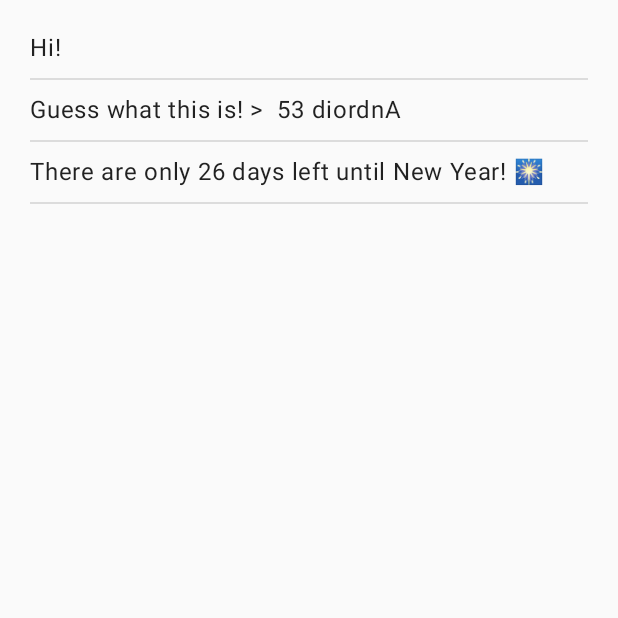
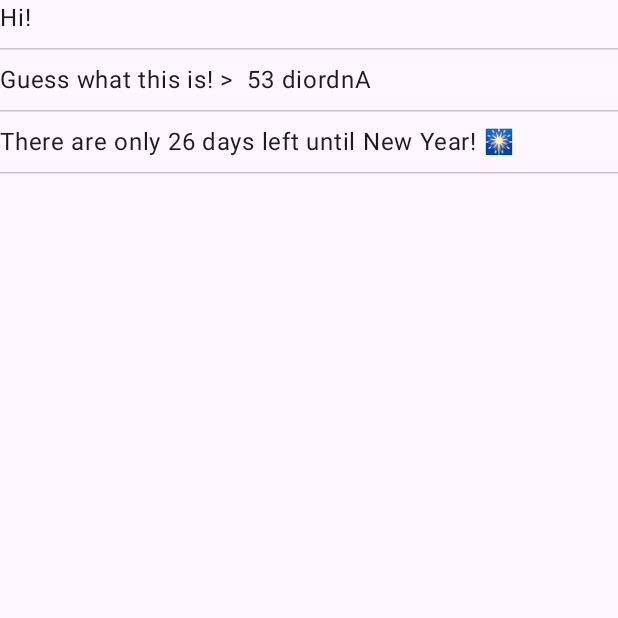
Before and after one commit to nimaiwalsh/flexibreak, an Android app built with Jetpack Compose: the screen it shows after launch (MainActivity), on a phone screen of 412 x 824 dp, the top half of it. Run offline under Robolectric (Android 15) with nearby library versions, the phone set to English and light mode, and no system bars.

```diff
--- a/composeApp/build.gradle.kts
+++ b/composeApp/build.gradle.kts
@@ -1,4 +1,3 @@
-import org.jetbrains.compose.desktop.application.dsl.TargetFormat
 import org.jetbrains.kotlin.gradle.ExperimentalKotlinGradlePluginApi
 import org.jetbrains.kotlin.gradle.dsl.JvmTarget
 
@@ -26,7 +25,7 @@ kotlin {
         commonMain.dependencies {
             implementation(compose.runtime)
             implementation(compose.foundation)
-            implementation(compose.material)
+            implementation(compose.material3)
             implementation(compose.ui)
             implementation(compose.components.resources)
             implementation(compose.components.uiToolingPreview)
--- a/composeApp/src/androidMain/kotlin/com/flexibreak/App.kt
+++ /dev/null
@@ -1,31 +0,0 @@
-package com.flexibreak
-
-import androidx.compose.foundation.layout.Arrangement
-import androidx.compose.foundation.layout.Column
-import androidx.compose.foundation.layout.padding
-import androidx.compose.material.Divider
-import androidx.compose.material.MaterialTheme
-import androidx.compose.material.Text
-import androidx.compose.runtime.Composable
-import androidx.compose.runtime.remember
-import androidx.compose.ui.Modifier
-import androidx.compose.ui.unit.dp
-import org.jetbrains.compose.ui.tooling.preview.Preview
-
-@Composable
-@Preview
-fun App() {
-    MaterialTheme {
-        val greeting = remember { Greeting().greet() }
-
-        Column(
-            modifier = Modifier.padding(all = 20.dp),
-            verticalArrangement = Arrangement.spacedBy(8.dp),
-        ) {
-            greeting.forEach { greeting ->
-                Text(greeting)
-                Divider()
-            }
-        }
-    }
-}
--- a/composeApp/src/androidMain/kotlin/com/flexibreak/MainActivity.kt
+++ b/composeApp/src/androidMain/kotlin/com/flexibreak/MainActivity.kt
@@ -3,15 +3,17 @@ package com.flexibreak
 import android.os.Bundle
 import androidx.activity.ComponentActivity
 import androidx.activity.compose.setContent
+import androidx.activity.enableEdgeToEdge
 import androidx.compose.runtime.Composable
 import androidx.compose.ui.tooling.preview.Preview
 
 class MainActivity : ComponentActivity() {
     override fun onCreate(savedInstanceState: Bundle?) {
+        enableEdgeToEdge()
         super.onCreate(savedInstanceState)
 
         setContent {
-            App()
+            MainScaffold()
         }
     }
 }
@@ -19,5 +21,5 @@ class MainActivity : ComponentActivity() {
 @Preview
 @Composable
 fun AppAndroidPreview() {
-    App()
+    MainScaffold()
 }
--- /dev/null
+++ b/composeApp/src/androidMain/kotlin/com/flexibreak/MainScaffold.kt
@@ -0,0 +1,39 @@
+package com.flexibreak
+
+import androidx.compose.foundation.layout.Arrangement
+import androidx.compose.foundation.layout.Column
+import androidx.compose.foundation.layout.fillMaxSize
+import androidx.compose.foundation.layout.padding
+import androidx.compose.material3.HorizontalDivider
+import androidx.compose.material3.MaterialTheme
+import androidx.compose.material3.Scaffold
+import androidx.compose.material3.Text
+import androidx.compose.runtime.Composable
+import androidx.compose.runtime.remember
+import androidx.compose.ui.Modifier
+import androidx.compose.ui.unit.dp
+import org.jetbrains.compose.ui.tooling.preview.Preview
+
+@Composable
+@Preview
+fun MainScaffold() {
+    MaterialTheme {
+        val greeting = remember { Greeting().greet() }
+
+        Scaffold(
+            modifier = Modifier.fillMaxSize()
+        ) { paddingValues ->
+            Column(
+                modifier = Modifier
+                    .padding(paddingValues)
+                    .fillMaxSize(),
+                verticalArrangement = Arrangement.spacedBy(8.dp),
+            ) {
+                greeting.forEach { greeting ->
+                    Text(greeting)
+                    HorizontalDivider()
+                }
+            }
+        }
+    }
+}
```
